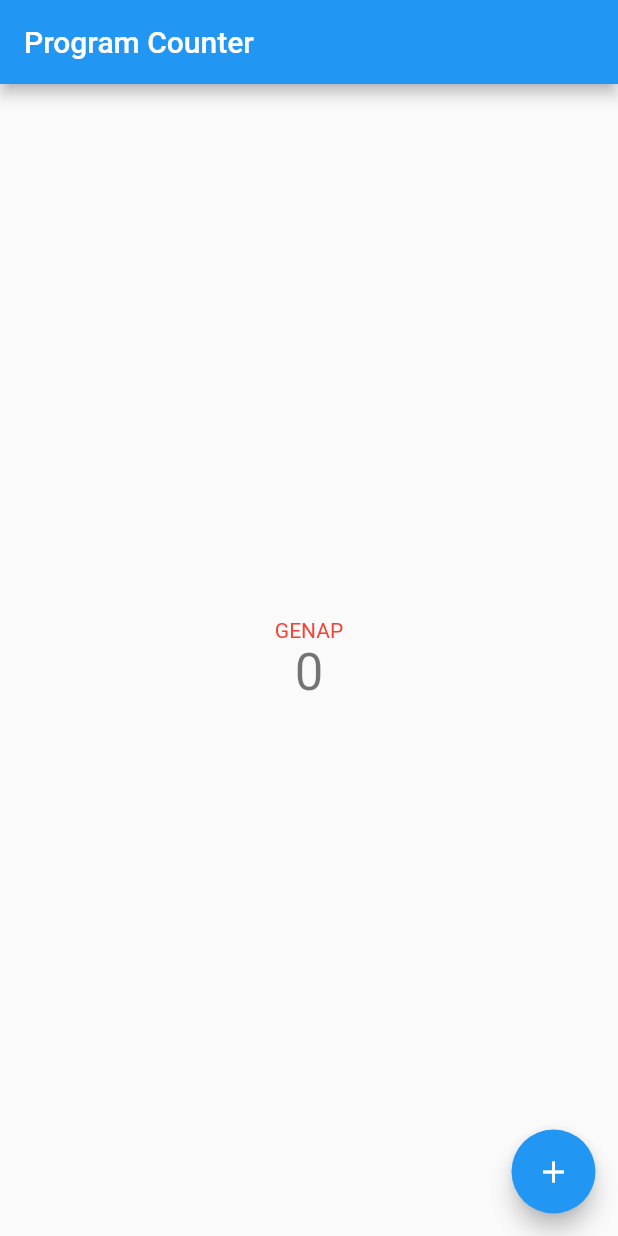
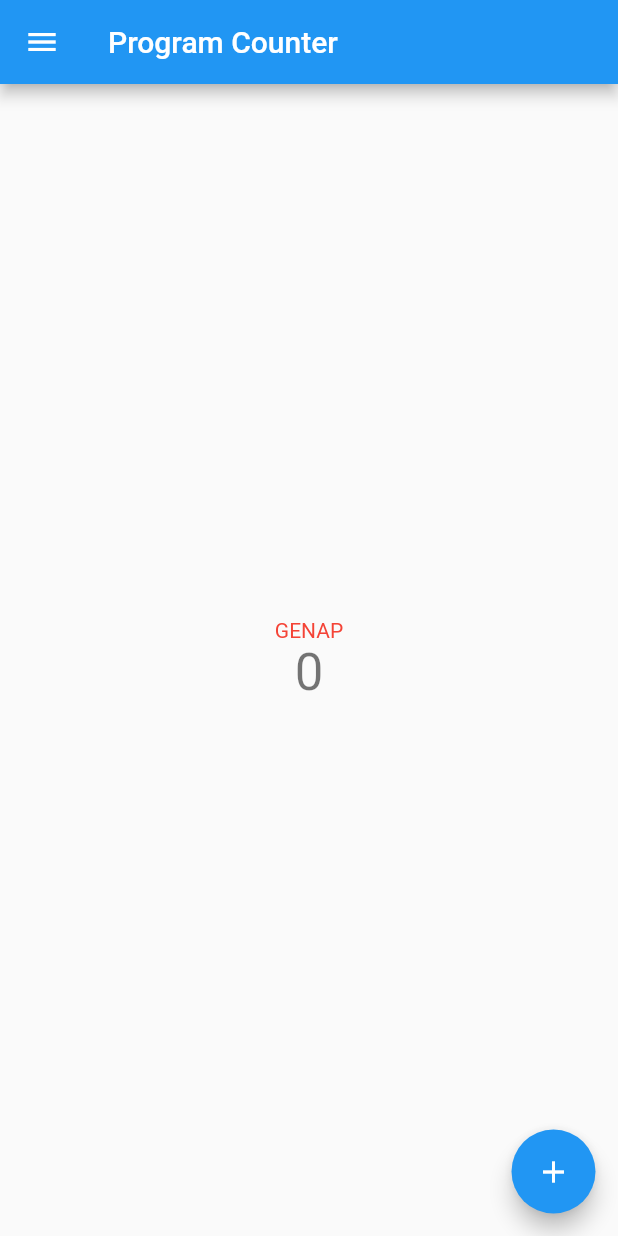
Before and after one commit to vwjaya32/pbp-flutter-lab, a Flutter app: the screen it shows after launch, on a phone screen of 412 x 824 dp. Run offline on Flutter 3.47's test engine with Material 2 defaults, Android fonts, the phone set to English and light mode, and no system bars.

Commit message:
tugas 8: 20%

```diff
--- a/lib/main.dart
+++ b/lib/main.dart
@@ -1,4 +1,5 @@
 import 'package:flutter/material.dart';
+import 'drawer.dart';
 
 void main() {
   runApp(const MyApp());
@@ -24,13 +25,13 @@ class MyApp extends StatelessWidget {
         // is not restarted.
         primarySwatch: Colors.blue,
       ),
-      home: const MyHomePage(title: 'Program Counter'),
+      home: const MyHomePage(),
     );
   }
 }
 
 class MyHomePage extends StatefulWidget {
-  const MyHomePage({super.key, required this.title});
+  const MyHomePage({super.key});
 
   // This widget is the home page of your application. It is stateful, meaning
   // that it has a State object (defined below) that contains fields that affect
@@ -41,7 +42,7 @@ class MyHomePage extends StatefulWidget {
   // used by the build method of the State. Fields in a Widget subclass are
   // always marked "final".
 
-  final String title;
+  final String title = "Program Counter";
 
   @override
   State<MyHomePage> createState() => _MyHomePageState();
@@ -83,6 +84,7 @@ class _MyHomePageState extends State<MyHomePage> {
         // the App.build method, and use it to set our appbar title.
         title: Text(widget.title),
       ),
+      drawer: const CustomDrawer(),
       body: Center(
         // Center is a layout widget. It takes a single child and positions it
         // in the middle of the parent.
```
Also changed, not shown: 1 other file. Lines whose indentation alone changed are shown as unchanged.
